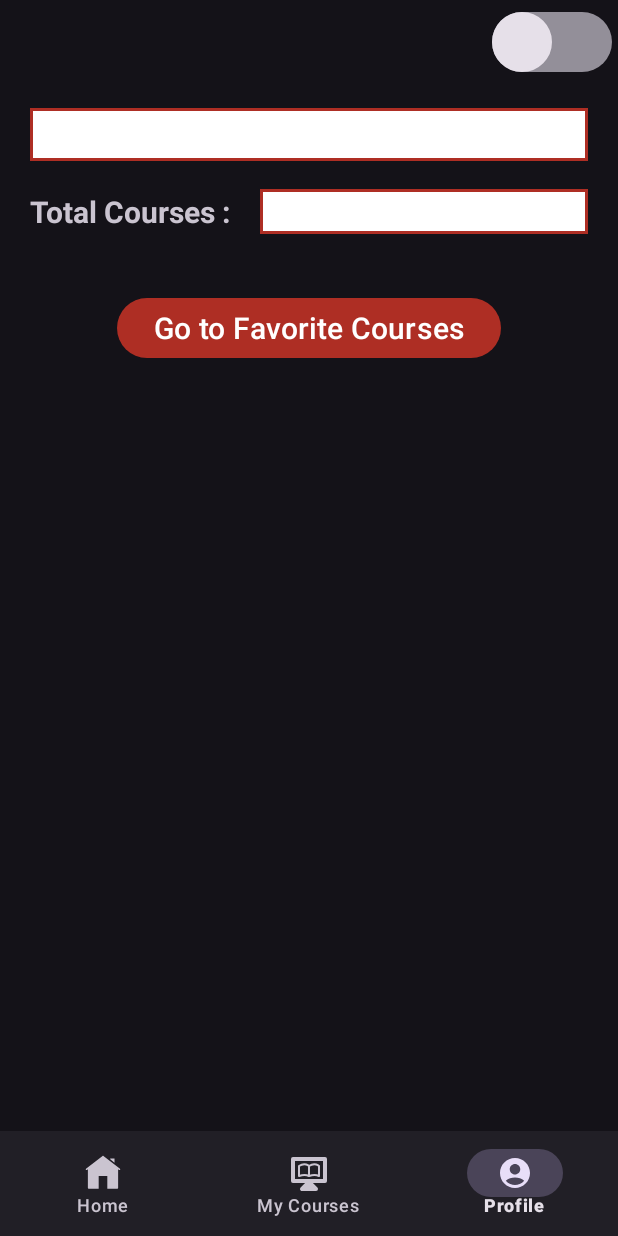
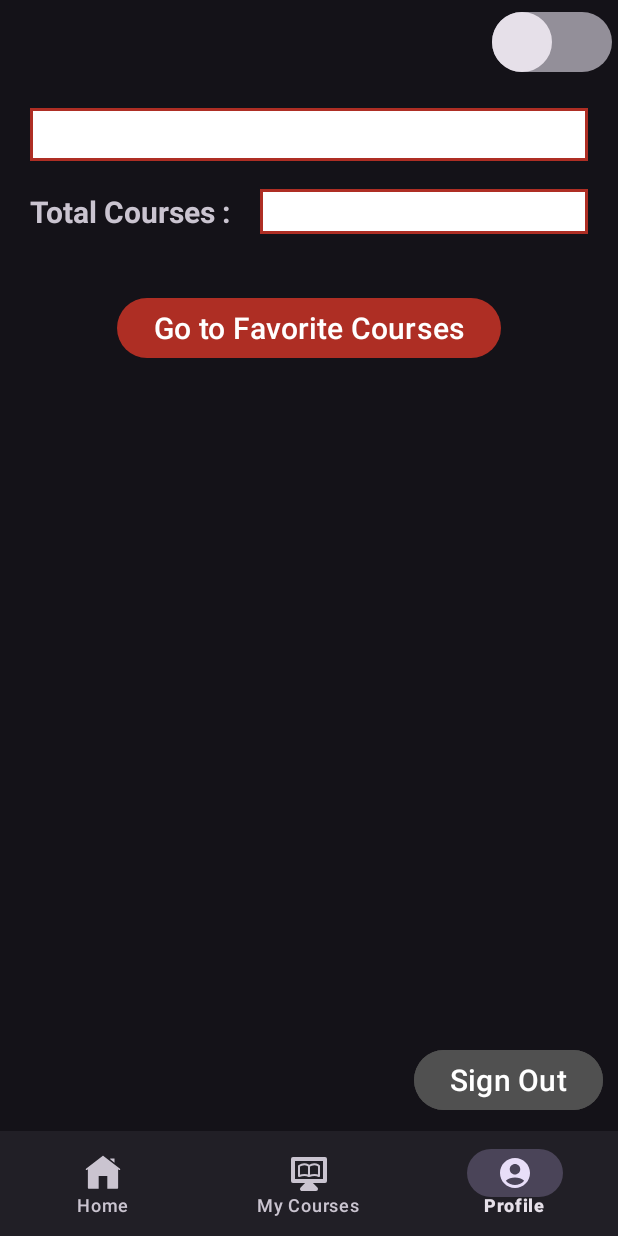
Before and after one commit to eminokumus1/LearnConnect, an Android app: the CoursesFragment screen opened directly, with no data from a screen before it, item 3 of the bottom bar chosen, on a phone screen of 412 x 824 dp. Run offline under Robolectric (Android 15) with nearby library versions, the phone set to English and light mode, and no system bars; our stand-ins replace Firebase (no records; nobody signed in at launch, a user with empty details on screens opened directly), data binding, navigation-ui; 2 statements that could not run were skipped.

Commit message:
Sign out button added to ProfileFragment. Backstack cleaned with using Flags

```diff
--- a/app/src/main/java/com/eminokumus/learnconnect/courses/CoursesAdapter.kt
+++ b/app/src/main/java/com/eminokumus/learnconnect/courses/CoursesAdapter.kt
@@ -8,7 +8,7 @@ import com.eminokumus.learnconnect.valueobject.Course
 
 class CourseAdapter : RecyclerView.Adapter<CourseAdapter.CourseViewHolder>() {
 
-    var coursesList = listOf<Course>()
+    var coursesList = mutableListOf<Course>()
         set(value) {
             field = value
             notifyDataSetChanged()
--- a/app/src/main/java/com/eminokumus/learnconnect/courses/CoursesFragment.kt
+++ b/app/src/main/java/com/eminokumus/learnconnect/courses/CoursesFragment.kt
@@ -5,10 +5,13 @@ import android.os.Bundle
 import android.view.LayoutInflater
 import android.view.View
 import android.view.ViewGroup
+import android.widget.AdapterView
+import android.widget.ArrayAdapter
 import androidx.core.widget.doAfterTextChanged
 import androidx.fragment.app.Fragment
 import androidx.navigation.fragment.findNavController
 import androidx.navigation.fragment.navArgs
+import com.eminokumus.learnconnect.R
 import com.eminokumus.learnconnect.databinding.FragmentCoursesBinding
 import com.eminokumus.learnconnect.main.MainActivity
 import com.eminokumus.learnconnect.utils.myApplication
@@ -65,6 +68,8 @@ class CoursesFragment : Fragment() {
 
         observeViewModel()
         watchSearchEditText()
+        setFilterSpinner()
+        setFilterButtonOnClickListener()
 
         binding.coursesRecycler.adapter = coursesAdapter
     }
@@ -111,4 +116,46 @@ class CoursesFragment : Fragment() {
         }
     }
 
+    private fun setFilterSpinner() {
+        val adapter = createArrayAdapterForFilterSpinner()
+        binding.filterSpinner.adapter = adapter
+        binding.filterSpinner.onItemSelectedListener = object : AdapterView.OnItemSelectedListener {
+            override fun onItemSelected(
+                parent: AdapterView<*>?,
+                view: View?,
+                position: Int,
+                id: Long
+            ) {
+                val selectedCategory = parent?.getItemAtPosition(position).toString()
+                if (selectedCategory != "Clear All Filter"){
+                    viewModel.filterItemListBasedOnCategory(selectedCategory)
+                }else{
+                    viewModel.filterItemListBasedOnCategory("")
+                }
+            }
+
+            override fun onNothingSelected(parent: AdapterView<*>?) {
+            }
+
+        }
+
+
+    }
+
+    private fun createArrayAdapterForFilterSpinner(): ArrayAdapter<CharSequence> {
+        return ArrayAdapter.createFromResource(
+            requireContext(),
+            R.array.filter_options,
+            R.layout.item_filter_spinner
+        )
+    }
+
+    private fun setFilterButtonOnClickListener() {
+        binding.filterImageButton.setOnClickListener {
+            binding.filterSpinner.performClick()
+
+        }
+    }
+
+
 }
--- a/app/src/main/java/com/eminokumus/learnconnect/courses/CoursesViewModel.kt
+++ b/app/src/main/java/com/eminokumus/learnconnect/courses/CoursesViewModel.kt
@@ -40,6 +40,7 @@ class CoursesViewModel @Inject constructor(private val repository: CoursesReposi
     }
 
     fun searchInItemList(searchKeyword: String) {
+        _searchList.value = mutableListOf()
         val list = mutableListOf<Course>()
         itemList.value?.let {
             for (item in it) {
@@ -52,4 +53,19 @@ class CoursesViewModel @Inject constructor(private val repository: CoursesReposi
             _searchList.value = list
         }
     }
+
+    fun filterItemListBasedOnCategory(category: String){
+        val list = mutableListOf<Course>()
+
+        itemList.value?.let {
+            for (item in it) {
+                if (item.category!!.contains(category, ignoreCase = true)) {
+                    list.add(item)
+                }
+            }
+        }
+            _searchList.value = list
+    }
+
+
 }
--- a/app/src/main/java/com/eminokumus/learnconnect/login/LoginActivity.kt
+++ b/app/src/main/java/com/eminokumus/learnconnect/login/LoginActivity.kt
@@ -41,6 +41,7 @@ class LoginActivity : AppCompatActivity() {
 
         checkFields()
         observeViewModel()
+
 
 
         setOnClickListeners()
--- a/app/src/main/java/com/eminokumus/learnconnect/profile/ProfileFragment.kt
+++ b/app/src/main/java/com/eminokumus/learnconnect/profile/ProfileFragment.kt
@@ -1,17 +1,20 @@
 package com.eminokumus.learnconnect.profile
 
 import android.content.Context
+import android.content.Intent
 import android.os.Bundle
 import androidx.fragment.app.Fragment
 import android.view.LayoutInflater
 import android.view.View
 import android.view.ViewGroup
 import androidx.appcompat.app.AppCompatDelegate
+import androidx.fragment.app.FragmentManager
 import androidx.navigation.fragment.findNavController
 import com.eminokumus.learnconnect.Constants
 import com.eminokumus.learnconnect.MyApplication
 import com.eminokumus.learnconnect.ThemeModes
 import com.eminokumus.learnconnect.databinding.FragmentProfileBinding
+import com.eminokumus.learnconnect.login.LoginActivity
 import com.eminokumus.learnconnect.main.MainActivity
 import com.eminokumus.learnconnect.utils.myApplication
 import com.eminokumus.learnconnect.valueobject.User
@@ -25,6 +28,8 @@ class ProfileFragment : Fragment() {
     lateinit var viewModel: ProfileViewModel
 
     private var user: User? = null
+
+
 
     override fun onAttach(context: Context) {
         super.onAttach(context)
@@ -63,6 +68,7 @@ class ProfileFragment : Fragment() {
     private fun setOnClickListeners() {
         setGoToFavoritesButtonOnClickListener()
         setThemeModeSwitchOnClickListener()
+        setSignOutButtonOnClickListener()
     }
 
     private fun setGoToFavoritesButtonOnClickListener(){
@@ -84,6 +90,16 @@ class ProfileFragment : Fragment() {
         }
     }
 
+    private fun setSignOutButtonOnClickListener(){
+        binding.signOutButton.setOnClickListener {
+            viewModel.signOut()
+            val intent = Intent(requireContext(), LoginActivity::class.java)
+            intent.addFlags(Intent.FLAG_ACTIVITY_CLEAR_TASK or Intent.FLAG_ACTIVITY_NEW_TASK)
+            startActivity(intent)
+
+        }
+    }
+
     private fun checkThemeSwitchIfInLightMode() {
         val currentThemeMode = (activity as MainActivity).myApplication().currentThemeMode
         if (currentThemeMode == ThemeModes.LIGHT) {
--- /dev/null
+++ b/app/src/main/java/com/eminokumus/learnconnect/profile/ProfileRepository.kt
@@ -0,0 +1,14 @@
+package com.eminokumus.learnconnect.profile
+
+import com.google.firebase.Firebase
+import com.google.firebase.auth.auth
+import javax.inject.Inject
+
+class ProfileRepository @Inject constructor() {
+
+    private val auth = Firebase.auth
+
+    fun signOut() {
+        auth.signOut()
+    }
+}
--- a/app/src/main/java/com/eminokumus/learnconnect/profile/ProfileViewModel.kt
+++ b/app/src/main/java/com/eminokumus/learnconnect/profile/ProfileViewModel.kt
@@ -6,7 +6,7 @@ import androidx.lifecycle.ViewModel
 import com.eminokumus.learnconnect.valueobject.User
 import javax.inject.Inject
 
-class ProfileViewModel@Inject constructor(): ViewModel() {
+class ProfileViewModel@Inject constructor(private val repository: ProfileRepository): ViewModel() {
 
     private val _currentUserData = MutableLiveData<User?>()
     val currentUserData: LiveData<User?> get() = _currentUserData
@@ -16,4 +16,8 @@ class ProfileViewModel@Inject constructor(): ViewModel() {
     fun setCurrentUserData(user: User?){
         _currentUserData.postValue(user)
     }
+
+    fun signOut(){
+        repository.signOut()
+    }
 }
--- /dev/null
+++ b/app/src/main/res/drawable/ic_filter.xml
@@ -0,0 +1,5 @@
+<vector android:height="24dp" android:tint="@color/dark_red"
+    android:viewportHeight="24" android:viewportWidth="24"
+    android:width="24dp" xmlns:android="http://schemas.android.com/apk/res/android">
+    <path android:fillColor="@android:color/white" android:pathData="M4.25,5.66c0.1,0.13 5.74,7.33 5.74,7.33V19c0,0.55 0.45,1 1.01,1h2.01c0.55,0 1.01,-0.45 1.01,-1v-6.02s5.49,-7.02 5.75,-7.34C20.03,5.32 20,5 20,5c0,-0.55 -0.45,-1 -1.01,-1H5.01C4.4,4 4,4.48 4,5c0,0.2 0.06,0.44 0.25,0.66z"/>
+</vector>
--- a/app/src/main/res/layout/fragment_profile.xml
+++ b/app/src/main/res/layout/fragment_profile.xml
@@ -85,5 +85,17 @@
             app:layout_constraintStart_toStartOf="parent"
             app:layout_constraintTop_toBottomOf="@id/totalCoursesText" />
 
+        <Button
+            android:id="@+id/signOutButton"
+            android:layout_width="wrap_content"
+            android:layout_height="wrap_content"
+            android:text="Sign Out"
+            android:backgroundTint="@color/dark_grey"
+            android:textColor="@color/white"
+            android:textSize="20sp"
+            app:layout_constraintBottom_toBottomOf="parent"
+            app:layout_constraintEnd_toEndOf="parent"
+            android:layout_margin="10dp"/>
+
     </androidx.constraintlayout.widget.ConstraintLayout>
 </layout>
--- a/app/src/main/res/values/strings.xml
+++ b/app/src/main/res/values/strings.xml
@@ -27,4 +27,11 @@
     <string name="lessons">Lessons</string>
     <string name="lesson">Lesson</string>
     <string name="lesson_1">Lesson 1</string>
+
+    <string-array name="filter_options">
+        <item>Mobile App Development</item>
+        <item>Artificial Intelligence</item>
+        <item>Backend</item>
+        <item>Clear All Filter</item>
+    </string-array>
 </resources>
```
Also changed, not shown: app/src/main/res/layout/fragment_courses.xml (+37 -15 lines), app/src/main/res/layout/item_filter_spinner.xml (added, +10 -0 lines).
